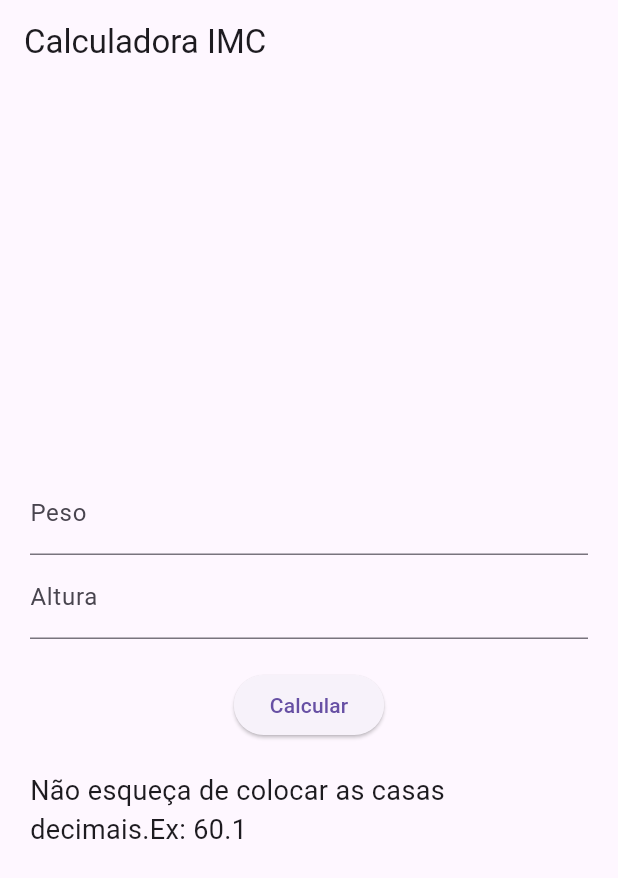
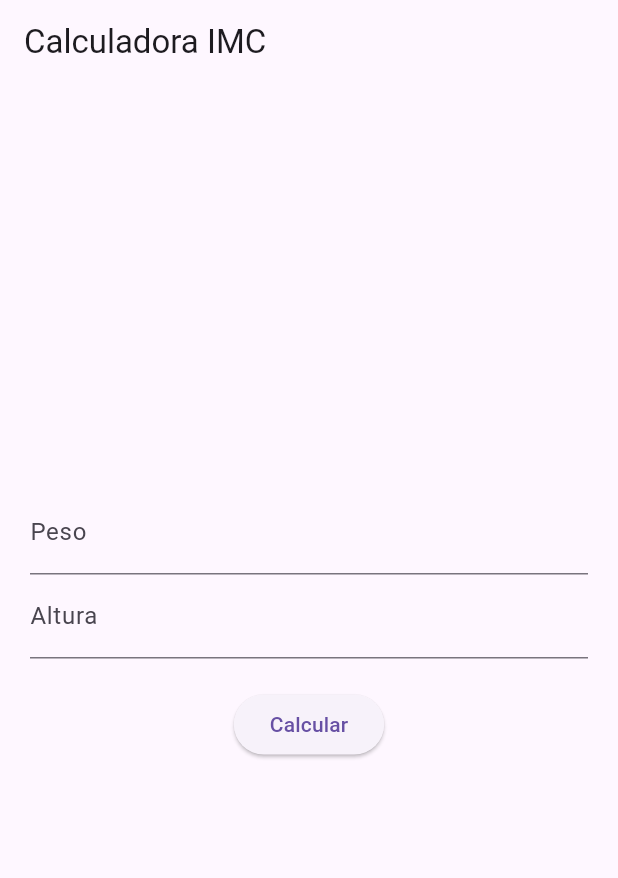
Before and after one commit to beaVaz/4.ACHECKPOINT_IMC, a Flutter app: the screen it shows after launch, after a tap on "Calcular", on a phone screen of 412 x 824 dp. Shown: the top 878 px of the screen. Run offline on Flutter 3.47's test engine with Material 3 defaults, Android fonts, the phone set to English and light mode, and no system bars.

Commit message:
Reset resultado message for zero altura
Clear the resultado message when altura is zero.

```diff
--- a/lib/main.dart
+++ b/lib/main.dart
@@ -22,7 +22,7 @@ class _CalculadoraIMCState extends State<CalculadoraIMC> {
 
     if (altura == 0.00) {
       setState(() {
-        resultado = 'Não esqueça de colocar as casas decimais.Ex: 60.1';
+        resultado = '';
       });
       return;
     }
```
